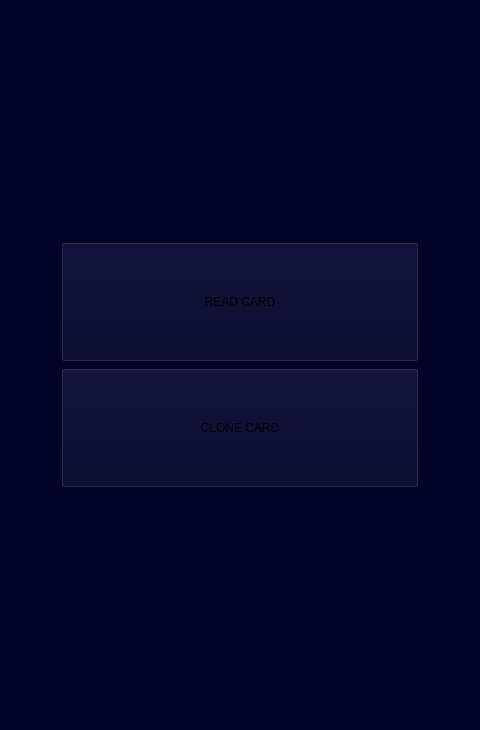
Qt form app-gui.ui (javimarting/px3-app) before a commit.
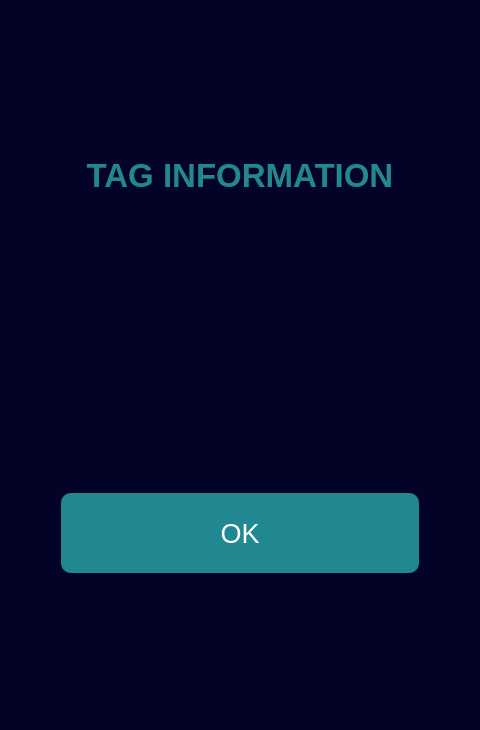
The same form after that commit. The open tabs and pages were chosen to show the change.

Patch:
```diff
--- a/app-gui.ui
+++ b/app-gui.ui
@@ -55,7 +55,11 @@
 QPushButton: hover {
 background: rgb(28, 123, 130);
 }
-padding: 10pt;</string>
+padding: 10pt;
+
+QLabel {
+color: rgb(255, 255, 255);
+}</string>
         </property>
         <property name="currentIndex">
          <number>0</number>
@@ -295,28 +299,53 @@
           <item>
            <layout class="QVBoxLayout" name="verticalLayout_4">
             <item>
-             <widget class="QPushButton" name="readCardButton">
-              <property name="minimumSize">
-               <size>
-                <width>0</width>
-                <height>120</height>
-               </size>
+             <widget class="QLabel" name="tagInformationTitleLabel">
+              <property name="font">
+               <font>
+                <pointsize>25</pointsize>
+                <weight>75</weight>
+                <bold>true</bold>
+               </font>
               </property>
+              <property name="styleSheet">
+               <string notr="true">color: rgb(33, 136, 145);</string>
+              </property>
               <property name="text">
-               <string>READ CARD</string>
+               <string>TAG INFORMATION</string>
               </property>
+              <property name="alignment">
+               <set>Qt::AlignHCenter|Qt::AlignTop</set>
+              </property>
              </widget>
             </item>
             <item>
-             <widget class="QPushButton" name="cloneCardButton">
+             <widget class="QLabel" name="tagInformationLabel">
+              <property name="font">
+               <font>
+                <pointsize>20</pointsize>
+               </font>
+              </property>
+              <property name="styleSheet">
+               <string notr="true">color: rgb(255, 255, 255);</string>
+              </property>
+              <property name="text">
+               <string/>
+              </property>
+              <property name="alignment">
+               <set>Qt::AlignLeading|Qt::AlignLeft|Qt::AlignTop</set>
+              </property>
+             </widget>
+            </item>
+            <item>
+             <widget class="QPushButton" name="tagInformationOkButton">
               <property name="minimumSize">
                <size>
                 <width>0</width>
-                <height>120</height>
+                <height>80</height>
                </size>
               </property>
               <property name="text">
-               <string>CLONE CARD</string>
+               <string>OK</string>
               </property>
              </widget>
             </item>
```
Left out of the diff: 8 changed lines with no effect on the pictures.
